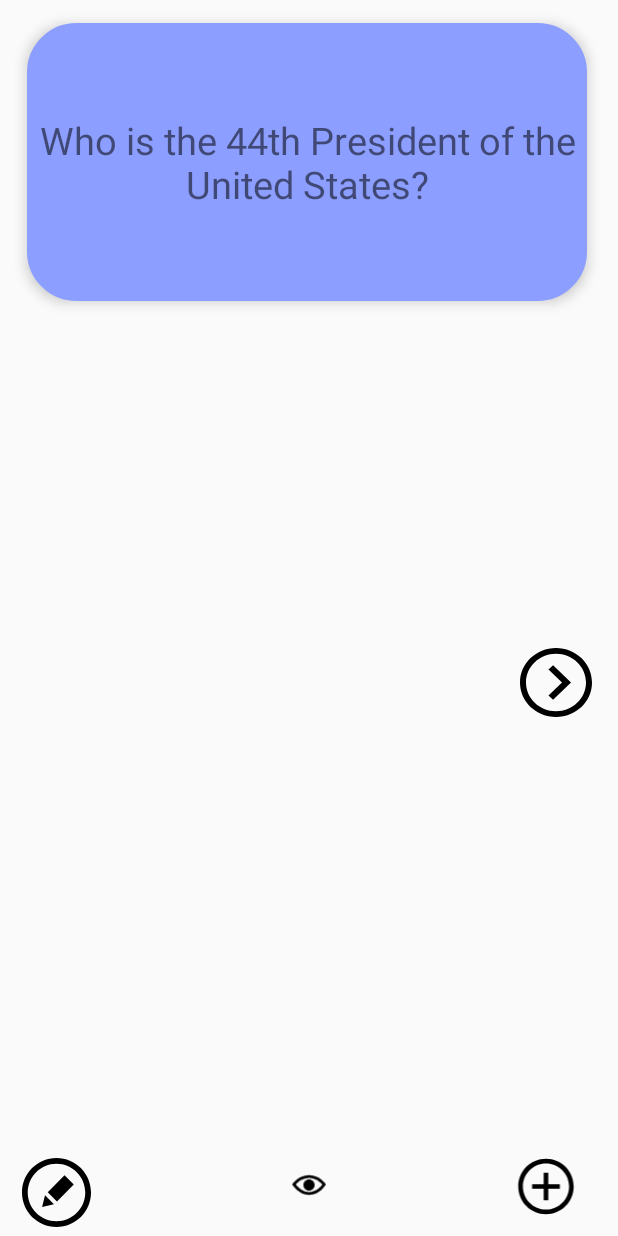
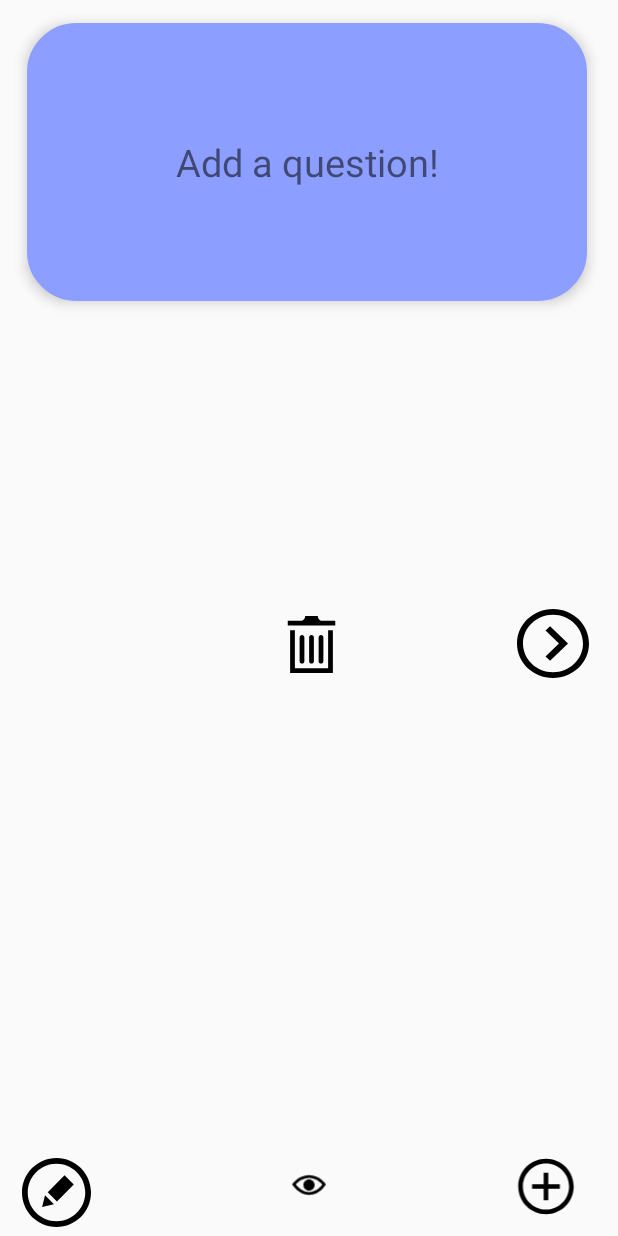
Before and after one commit to AlynMing/FlashcardApp-1, an Android app: the screen it shows after launch (MainActivity), on a phone screen of 412 x 824 dp. Run offline under Robolectric (Android 15) with nearby library versions, the phone set to English and light mode, and no system bars; our stand-ins replace Room's generated code.

Commit message:
User should be able to delete a card and no longer see it in their deck anymore

```diff
--- /dev/null
+++ b/app/src/main/res/drawable/delete.xml
@@ -0,0 +1,9 @@
+<vector xmlns:android="http://schemas.android.com/apk/res/android"
+    android:width="24dp"
+    android:height="24dp"
+    android:viewportWidth="24"
+    android:viewportHeight="24">
+  <path
+      android:fillColor="#FF000000"
+      android:pathData="M9,19c0,0.552 -0.448,1 -1,1s-1,-0.448 -1,-1v-10c0,-0.552 0.448,-1 1,-1s1,0.448 1,1v10zM13,19c0,0.552 -0.448,1 -1,1s-1,-0.448 -1,-1v-10c0,-0.552 0.448,-1 1,-1s1,0.448 1,1v10zM17,19c0,0.552 -0.448,1 -1,1s-1,-0.448 -1,-1v-10c0,-0.552 0.448,-1 1,-1s1,0.448 1,1v10zM22,2v2h-20v-2h5.711c0.9,0 1.631,-1.099 1.631,-2h5.315c0,0.901 0.73,2 1.631,2h5.712zM19,6v16h-14v-16h-2v18h18v-18h-2z"/>
+</vector>
--- a/app/src/main/res/layout/activity_main.xml
+++ b/app/src/main/res/layout/activity_main.xml
@@ -18,7 +18,7 @@
         android:background="@drawable/card_background"
         android:elevation="5dp"
         android:gravity="center"
-        android:text="Who is the 44th President of the United States?"
+        android:text="Add a question!"
         android:textSize="25sp" />
 
     <TextView
@@ -32,7 +32,7 @@
         android:background="@drawable/answer_design"
         android:elevation="5dp"
         android:gravity="center"
-        android:text="Barack Obama"
+        android:text="Add a question and it's answer!"
         android:textSize="25sp" />
 
     <TextView
@@ -44,7 +44,7 @@
         android:layout_marginBottom="247dp"
         android:background="@color/answerColor"
         android:gravity="center"
-        android:text="Bill Clinton"
+        android:text="Wrong Answer 1"
         android:textSize="25sp" />
 
     <TextView
@@ -57,7 +57,7 @@
         android:gravity="center"
         android:background="@color/answerColor"
         android:textSize="25sp"
-        android:text="George H.W. Bush" />
+        android:text="Wrong Answer 2" />
 
     <TextView
         android:id="@+id/rightAnswer"
@@ -69,7 +69,7 @@
         android:gravity="center"
         android:background="@color/answerColor"
         android:textSize="25sp"
-        android:text="Barack Obama" />
+        android:text="Right Answer" />
 
     <ImageView
         android:id="@+id/toggle_choices_visibility"
@@ -94,8 +94,8 @@
         android:layout_height="46dp"
         android:layout_above="@+id/option1"
         android:layout_alignParentEnd="true"
-        android:layout_marginEnd="17dp"
-        android:layout_marginBottom="45dp"
+        android:layout_marginEnd="19dp"
+        android:layout_marginBottom="71dp"
         android:background="@drawable/next" />
 
     <ImageView
@@ -107,4 +107,16 @@
         android:layout_marginBottom="6dp"
         android:src="@drawable/edit" />
 
+    <ImageView
+        android:id="@+id/delete"
+        android:layout_width="51dp"
+        android:layout_height="38dp"
+        android:layout_alignParentStart="true"
+        android:layout_alignParentBottom="true"
+        android:layout_marginStart="182dp"
+        android:layout_marginEnd="111dp"
+        android:layout_marginBottom="375dp"
+        android:layout_toStartOf="@+id/next"
+        android:src="@drawable/delete" />
+
 </RelativeLayout>
```
Also changed, not shown: app/src/main/java/com/example/akc/flashcardapp/MainActivity.java (+30 -5 lines).
